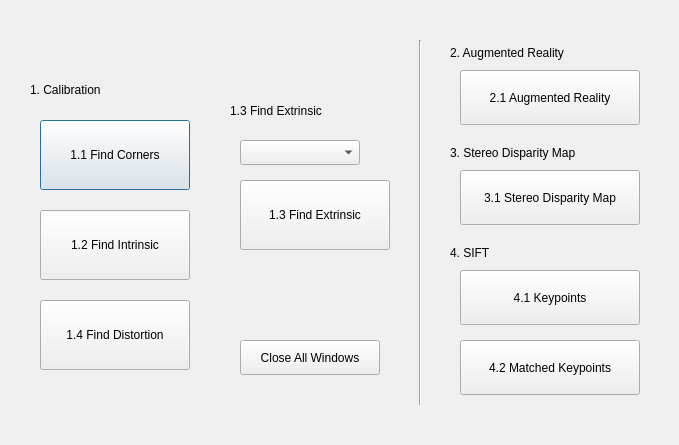
Above: mainWindow.ui from huang-me/opencv_calibration_python before the change. Below: the same form after it.
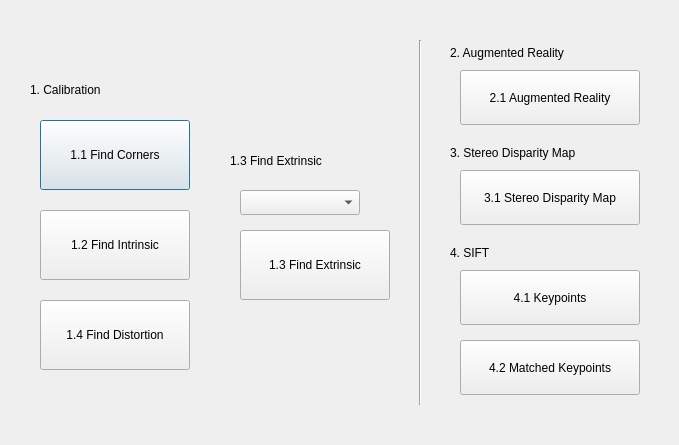
That is the form after the change.

```diff
--- a/mainWindow.ui
+++ b/mainWindow.ui
@@ -72,7 +72,7 @@
    <property name="geometry">
     <rect>
      <x>230</x>
-     <y>90</y>
+     <y>140</y>
      <width>131</width>
      <height>41</height>
     </rect>
@@ -88,7 +88,7 @@
    <property name="geometry">
     <rect>
      <x>240</x>
-     <y>180</y>
+     <y>230</y>
      <width>150</width>
      <height>70</height>
     </rect>
@@ -97,24 +97,11 @@
     <string>1.3 Find Extrinsic</string>
    </property>
   </widget>
-  <widget class="QPushButton" name="CLOSE_ALL_WINDOW">
-   <property name="geometry">
-    <rect>
-     <x>240</x>
-     <y>340</y>
-     <width>140</width>
-     <height>35</height>
-    </rect>
-   </property>
-   <property name="text">
-    <string>Close All Windows</string>
-   </property>
-  </widget>
   <widget class="QComboBox" name="ID_IMAGE">
    <property name="geometry">
     <rect>
      <x>240</x>
-     <y>140</y>
+     <y>190</y>
      <width>120</width>
      <height>25</height>
     </rect>
```
